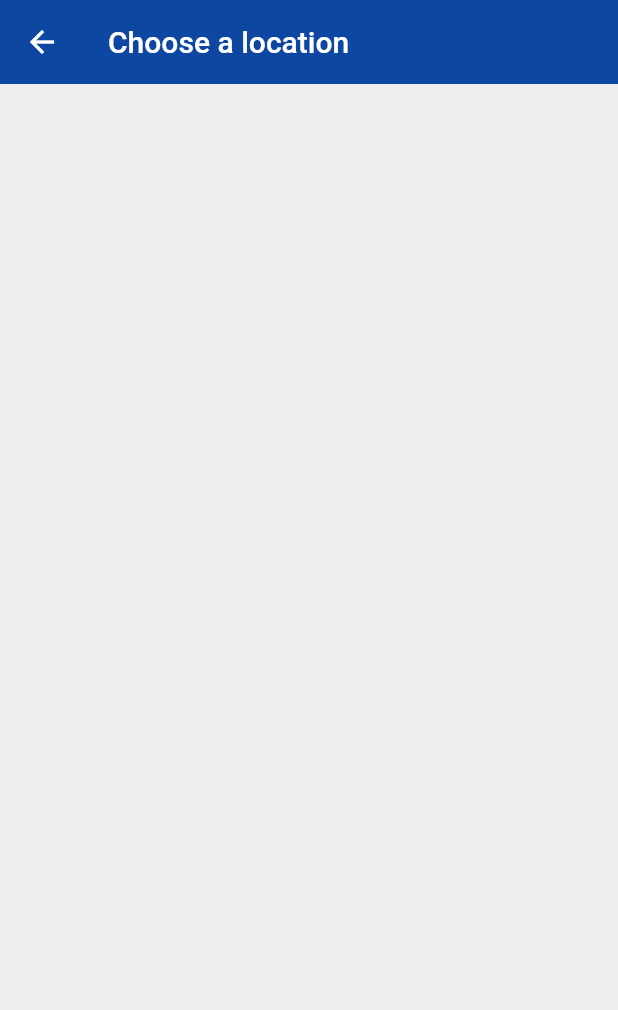
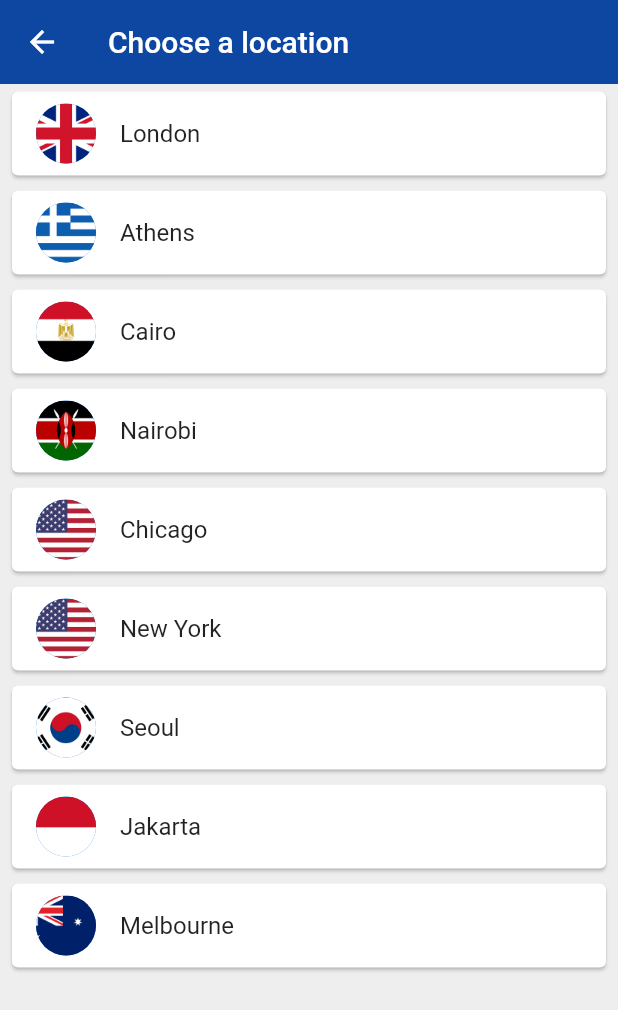
Before and after one commit to zzacong/world-time-netninja-flutter, a Flutter app: the screen it shows after launch, after a tap on "Edit location", on a phone screen of 412 x 824 dp. Shown: the top 1010 px of the screen. Run offline on Flutter 3.47's test engine with Material 2 defaults, Android fonts, the phone set to English and light mode, and no system bars; our stand-ins replace flutter_spinkit; network calls fail.

Commit message:
tutorial: change location

```diff
--- a/lib/pages/choose_location.dart
+++ b/lib/pages/choose_location.dart
@@ -1,4 +1,5 @@
 import 'package:flutter/material.dart';
+import 'package:world_time/services/world_time.dart';
 
 class ChooseLocation extends StatefulWidget {
   const ChooseLocation({Key? key}) : super(key: key);
@@ -8,29 +9,56 @@ class ChooseLocation extends StatefulWidget {
 }
 
 class _ChooseLocationState extends State<ChooseLocation> {
-  void getData() async {
-    // Simulate network request for a username
-    // String username =
-    //     await Future.delayed(const Duration(milliseconds: 3000), () {
-    //   return 'yoshi';
-    // });
-  }
+  final locations = [
+    WorldTime(region: 'Europe/London', location: 'London', flag: 'uk.png'),
+    WorldTime(region: 'Europe/Berlin', location: 'Athens', flag: 'greece.png'),
+    WorldTime(region: 'Africa/Cairo', location: 'Cairo', flag: 'egypt.png'),
+    WorldTime(region: 'Africa/Nairobi', location: 'Nairobi', flag: 'kenya.png'),
+    WorldTime(region: 'America/Chicago', location: 'Chicago', flag: 'usa.png'),
+    WorldTime(
+        region: 'America/New_York', location: 'New York', flag: 'usa.png'),
+    WorldTime(region: 'Asia/Seoul', location: 'Seoul', flag: 'south_korea.png'),
+    WorldTime(
+        region: 'Asia/Jakarta', location: 'Jakarta', flag: 'indonesia.png'),
+    WorldTime(
+        region: 'Australia/Melbourne',
+        location: 'Melbourne',
+        flag: 'australia.png'),
+  ];
 
-  @override
-  void initState() {
-    getData();
-    super.initState();
+  void updateTime(int i) async {
+    WorldTime w = locations[i];
+    await w.getTime();
+    // navigate back to home screen
+    Navigator.pop(context, w);
   }
 
   @override
   Widget build(BuildContext context) {
     return Scaffold(
-      backgroundColor: Colors.grey.shade200,
-      appBar: AppBar(
-        backgroundColor: Colors.blue.shade900,
-        title: const Text('Choose a location'),
-        elevation: 0,
-      ),
-    );
+        backgroundColor: Colors.grey[200],
+        appBar: AppBar(
+          backgroundColor: Colors.blue[900],
+          title: const Text('Choose a location'),
+          elevation: 0,
+        ),
+        body: ListView.builder(
+            itemCount: locations.length,
+            itemBuilder: (ctx, i) => Padding(
+                  padding: const EdgeInsets.symmetric(
+                    vertical: 1,
+                    horizontal: 4,
+                  ),
+                  child: Card(
+                    child: ListTile(
+                      onTap: () => updateTime(i),
+                      title: Text(locations[i].location),
+                      leading: CircleAvatar(
+                        backgroundImage:
+                            AssetImage('assets/${locations[i].flag}'),
+                      ),
+                    ),
+                  ),
+                )));
   }
 }
--- a/lib/pages/home.dart
+++ b/lib/pages/home.dart
@@ -9,13 +9,14 @@ class Home extends StatefulWidget {
 }
 
 class _HomeState extends State<Home> {
+  WorldTime? data;
+
   @override
   Widget build(BuildContext context) {
-    final data = ModalRoute.of(context)!.settings.arguments as WorldTime;
-    // print(data);
+    data ??= ModalRoute.of(context)!.settings.arguments as WorldTime;
 
-    final bgImage = data.isDay ? 'day.png' : 'night.png';
-    final bgColor = data.isDay ? Colors.blue : Colors.indigo.shade700;
+    final bgImage = data!.isDay ? 'day.png' : 'night.png';
+    final bgColor = data!.isDay ? Colors.blue : Colors.indigo[700];
 
     return Scaffold(
       backgroundColor: bgColor,
@@ -32,7 +33,11 @@ class _HomeState extends State<Home> {
             child: Column(
               children: <Widget>[
                 TextButton.icon(
-                  onPressed: () => Navigator.pushNamed(context, '/location'),
+                  onPressed: () async {
+                    var res = await Navigator.pushNamed(context, '/location')
+                        as WorldTime;
+                    setState(() => data = res);
+                  },
                   icon: Icon(Icons.edit_location, color: Colors.grey[300]),
                   label: Text(
                     'Edit location',
@@ -45,7 +50,7 @@ class _HomeState extends State<Home> {
                 Row(
                   mainAxisAlignment: MainAxisAlignment.center,
                   children: <Widget>[
-                    Text(data.location,
+                    Text(data?.location ?? '',
                         style: const TextStyle(
                           fontSize: 28,
                           letterSpacing: 2,
@@ -55,7 +60,7 @@ class _HomeState extends State<Home> {
                 ),
                 const SizedBox(height: 20),
                 Text(
-                  data.time ?? '',
+                  data?.time ?? '',
                   style: const TextStyle(
                     fontSize: 66,
                     color: Colors.white,
--- a/lib/pages/loading.dart
+++ b/lib/pages/loading.dart
@@ -17,6 +17,7 @@ class _LoadingState extends State<Loading> {
         flag: 'germany.png',
         region: 'Australia/Melbourne');
     await w.getTime();
+    // Navigator.pushReplacementNamed(context, '/location', arguments: w);
     Navigator.pushReplacementNamed(context, '/home', arguments: w);
   }
 
--- a/lib/services/world_time.dart
+++ b/lib/services/world_time.dart
@@ -16,6 +16,12 @@ class WorldTime {
   WorldTime({required this.location, required this.flag, required this.region});
 
   Future<void> getTime() async {
+    // Simulate network request for a username
+    // String username =
+    //     await Future.delayed(const Duration(milliseconds: 3000), () {
+    //   return 'yoshi';
+    // });
+
     try {
       // make the request
       var url = Uri.parse('$baseUrl$region');
```
Also changed, not shown: assets/australia.png (added), assets/egypt.png (added), assets/germany.png (added), assets/greece.png (added), assets/indonesia.png (added), assets/kenya.png (added), assets/south_korea.png (added), assets/uk.png (added), assets/usa.png (added).
